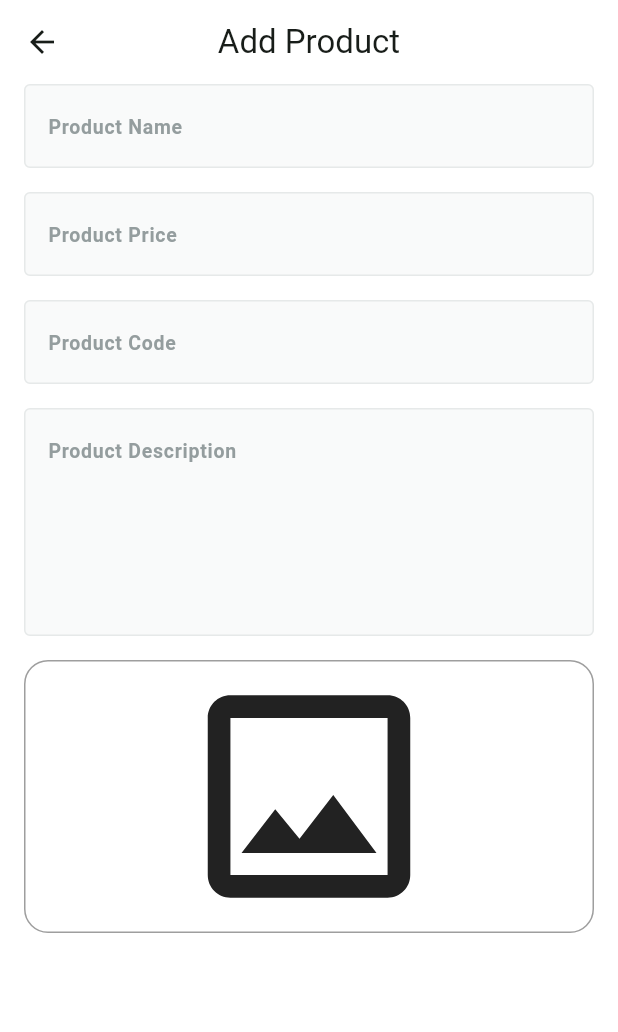
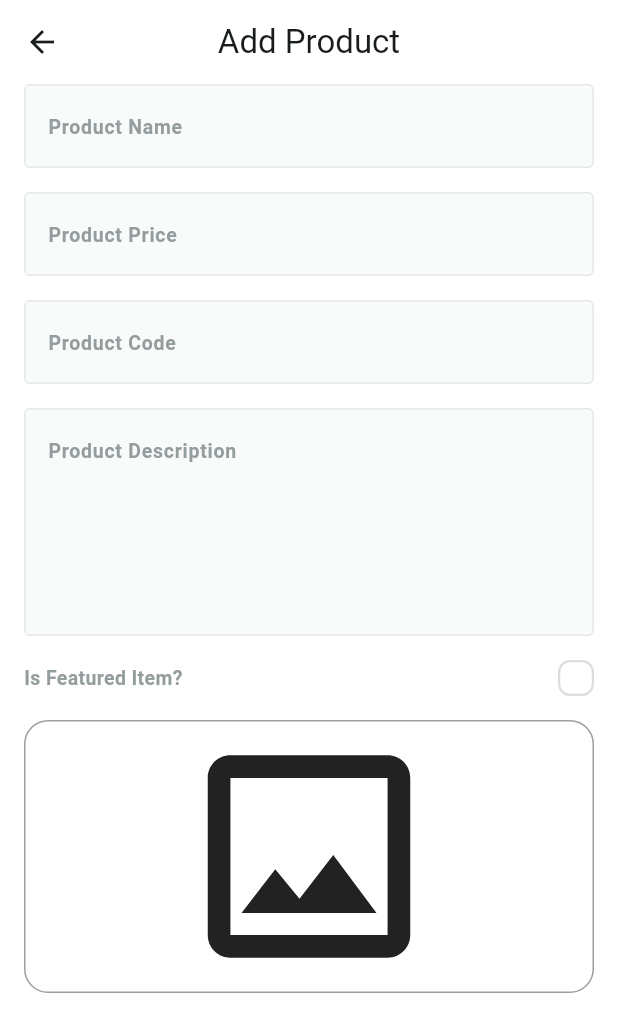
Before and after one commit to MohammedEhap007/fruit-hub-dashboard, a Flutter app: the AddProductView screen opened by its route, on a phone screen of 412 x 824 dp. Shown: the top 1032 px of the screen. Run offline on Flutter 3.47's test engine with Material 3 defaults, Android fonts, the phone set to English and light mode, and no system bars; drawn by our look-alikes of skeletonizer; our stand-ins replace firebase_core, flutter_dotenv, image_picker; accounts and stored records are empty.

Commit message:
create is featured check box

```diff
--- a/lib/features/add_product/presentation/views/widgets/add_product_view_body.dart
+++ b/lib/features/add_product/presentation/views/widgets/add_product_view_body.dart
@@ -1,6 +1,7 @@
 import 'package:flutter/material.dart';
 import 'package:fruit_hub_dashboard/core/widgets/custom_text_form_field.dart';
 import 'package:fruit_hub_dashboard/features/add_product/presentation/views/widgets/image_field.dart';
+import 'package:fruit_hub_dashboard/features/add_product/presentation/views/widgets/is_featured_check_box.dart';
 
 class AddProductViewBody extends StatefulWidget {
   const AddProductViewBody({super.key});
@@ -41,6 +42,7 @@ class _AddProductViewBodyState extends State<AddProductViewBody> {
                 keyboardType: TextInputType.text,
                 maxLines: 5,
               ),
+              IsFeaturedCheckBox(onChanged: (value) {}),
               ImageField(onFileChanged: (image) {}),
             ],
           ),
--- /dev/null
+++ b/lib/features/add_product/presentation/views/widgets/custom_check_box.dart
@@ -0,0 +1,39 @@
+import 'package:flutter/material.dart';
+import 'package:fruit_hub_dashboard/core/utils/app_colors.dart';
+
+class CustomCheckBox extends StatelessWidget {
+  const CustomCheckBox({
+    super.key,
+    required this.isChecked,
+    required this.onChecked,
+  });
+  final bool isChecked;
+  final ValueChanged<bool> onChecked;
+  @override
+  Widget build(BuildContext context) {
+    return GestureDetector(
+      onTap: () {
+        onChecked(!isChecked);
+      },
+      child: AnimatedContainer(
+        width: 24,
+        height: 24,
+        duration: const Duration(milliseconds: 200),
+        decoration: ShapeDecoration(
+          color: isChecked ? AppColors.primaryColor : Colors.white,
+          shape: RoundedRectangleBorder(
+            side: BorderSide(
+              width: 1.50,
+              color: isChecked ? Colors.transparent : const Color(0xFFDCDEDE),
+            ),
+            borderRadius: BorderRadius.circular(8),
+          ),
+        ),
+        child:
+            isChecked
+                ? const Icon(Icons.check_rounded, color: Colors.white)
+                : const SizedBox(),
+      ),
+    );
+  }
+}
--- /dev/null
+++ b/lib/features/add_product/presentation/views/widgets/is_featured_check_box.dart
@@ -0,0 +1,45 @@
+import 'package:flutter/material.dart';
+import 'package:fruit_hub_dashboard/core/utils/app_text_styles.dart';
+
+import 'custom_check_box.dart';
+
+class IsFeaturedCheckBox extends StatefulWidget {
+  const IsFeaturedCheckBox({super.key, required this.onChanged});
+
+  final ValueChanged<bool> onChanged;
+  @override
+  State<IsFeaturedCheckBox> createState() => _IsFeaturedCheckBoxState();
+}
+
+class _IsFeaturedCheckBoxState extends State<IsFeaturedCheckBox> {
+  bool isFeatured = false;
+  @override
+  Widget build(BuildContext context) {
+    return Row(
+      children: [
+        Text.rich(
+          TextSpan(
+            children: [
+              TextSpan(
+                text: 'Is Featured Item?',
+                style: TextStyles.semiBold13.copyWith(
+                  color: const Color(0xFF949D9E),
+                ),
+              ),
+            ],
+          ),
+          textAlign: TextAlign.left,
+        ),
+        const Expanded(child: SizedBox(width: 16)),
+        CustomCheckBox(
+          onChecked: (value) {
+            isFeatured = value;
+            widget.onChanged(value);
+            setState(() {});
+          },
+          isChecked: isFeatured,
+        ),
+      ],
+    );
+  }
+}
```
